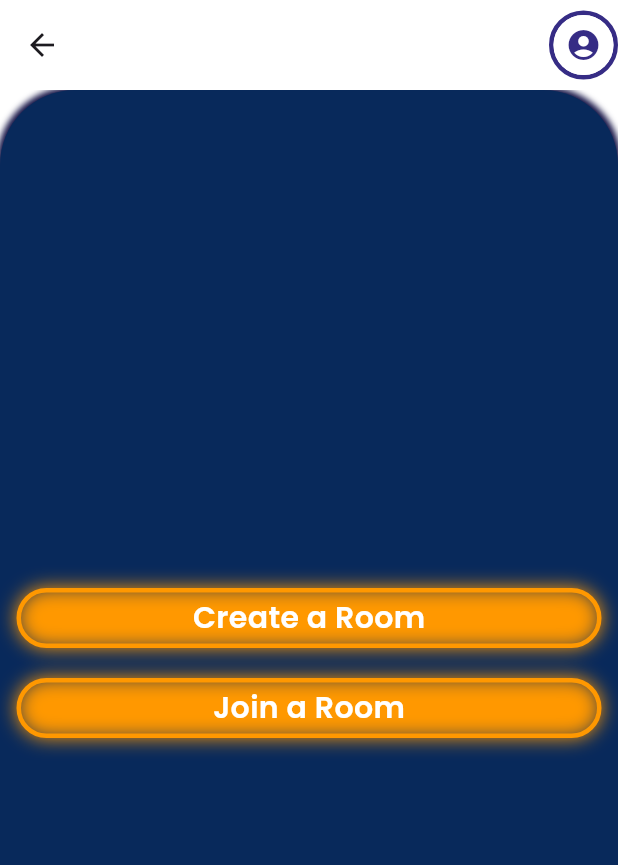
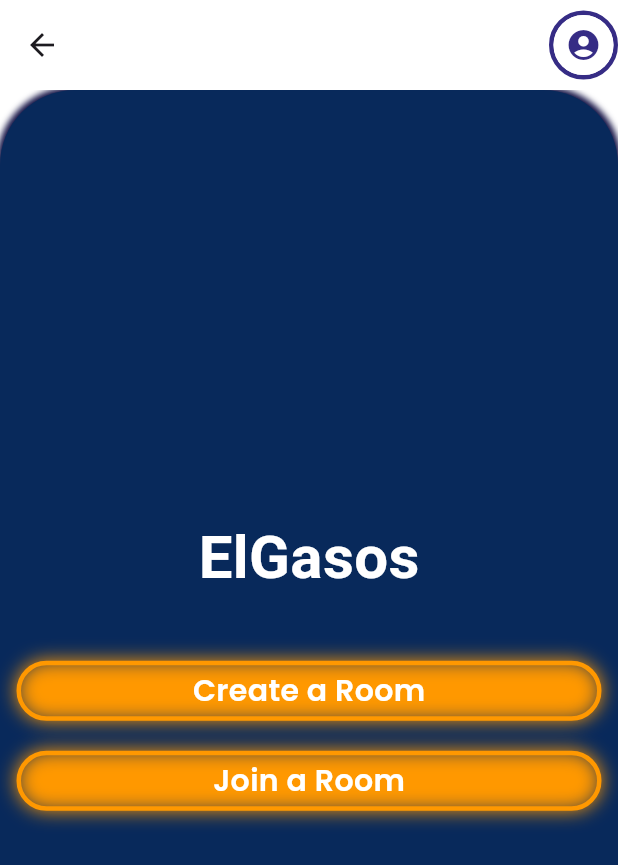
Before and after one commit to Assassin33GT/elgasos, a Flutter app: the Homepage screen opened directly with empty values, on a phone screen of 412 x 824 dp. Shown: the top 865 px of the screen. Run offline on Flutter 3.47's test engine with Material 3 defaults, Android fonts, the phone set to English and light mode, and no system bars; our stand-ins replace cloud_firestore, firebase_auth, firebase_core, google_fonts; accounts and stored records are empty.

Commit message:
add_logo_and_bug_fix

```diff
--- a/lib/Screens/HostScreens/waitingroompage.dart
+++ b/lib/Screens/HostScreens/waitingroompage.dart
@@ -20,6 +20,8 @@ class WaitingRoomPage extends StatelessWidget {
   Widget build(BuildContext context) {
     void goAnother(bool fullNot) {
       if (fullNot) {
+        FirebaseData().gameStarted(roomNumber);
+
         FirebaseData().giveQuestions(roomNumber);
 
         goAnotherPage(
@@ -46,7 +48,6 @@ class WaitingRoomPage extends StatelessWidget {
               roomNumber,
               noOfPlayers,
             );
-
             goAnother(fullNot);
 
             fullNot = false;
--- a/lib/Screens/homepage.dart
+++ b/lib/Screens/homepage.dart
@@ -61,6 +61,15 @@ class Homepage extends StatelessWidget {
               mainAxisAlignment: MainAxisAlignment.center,
               crossAxisAlignment: CrossAxisAlignment.center,
               children: [
+                Text(
+                  "ElGasos",
+                  style: GoogleFonts.vampiroOne(
+                    fontSize: 40,
+                    fontWeight: FontWeight.bold,
+                    color: Colors.white,
+                  ),
+                ),
+                const SizedBox(height: 40),
                 InkWell(
                   onTap: () {
                     goAnotherPage(
```
Also changed, not shown: lib/Screens/GameScreens/playeridentityscreen.dart (+9 -2 lines), lib/Screens/GuestScreens/joinedroom.dart (+16 -0 lines), lib/Widgets/firebasedata.dart (+7 -0 lines), 3 other files.
